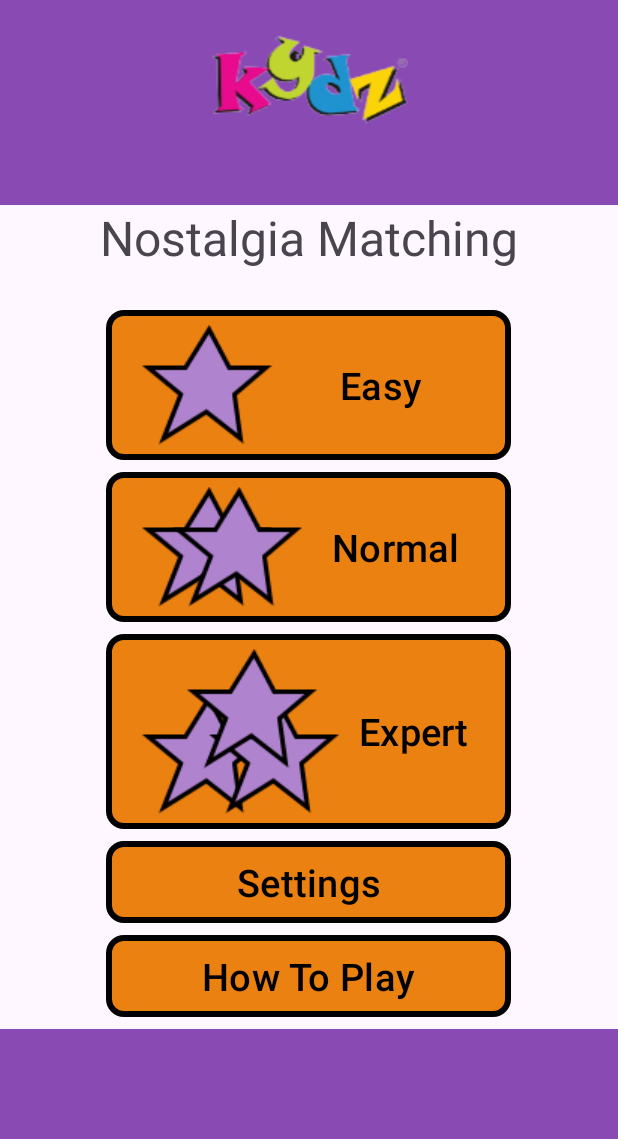
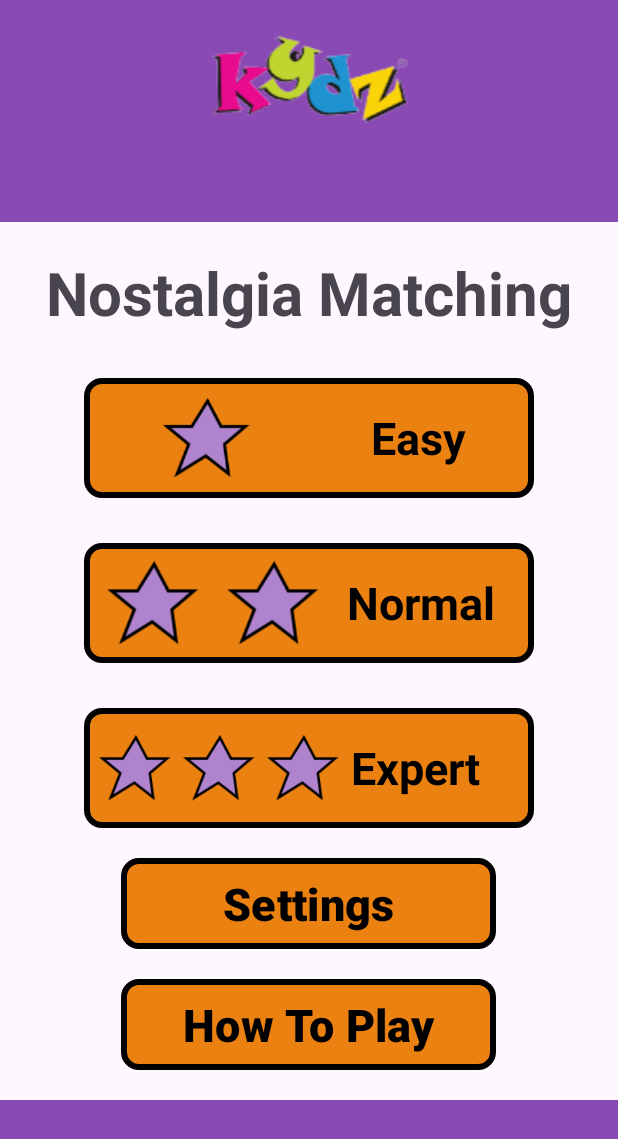
Before and after one commit to CheeChunWaiGabriel/NostalgiaMatchingFYP2024, an Android app: the screen it shows after launch (MainActivity), on a phone screen of 412 x 824 dp. Shown: the top 1139 px of the screen. Run offline under Robolectric (Android 15) with nearby library versions, the phone set to English and light mode, and no system bars.

Commit message:
edit home,EasyGame1

```diff
--- a/app/src/main/java/com/myapplicationdev/android/nostalgiamatchingfyp2024/MainActivity.java
+++ b/app/src/main/java/com/myapplicationdev/android/nostalgiamatchingfyp2024/MainActivity.java
@@ -14,9 +14,9 @@ public class MainActivity extends AppCompatActivity {
         setContentView(R.layout.activity_main);
 
         // Initialize buttons
-        Button easyButton = findViewById(R.id.easyButton);
-        Button mediumButton = findViewById(R.id.mediumButton);
-        Button hardButton = findViewById(R.id.hardButton);
+        View easyButton = findViewById(R.id.easyBtn);
+        View mediumButton = findViewById(R.id.normalBtn);
+        View hardButton = findViewById(R.id.expertBtn);
         Button settingsButton = findViewById(R.id.settingsButton);
         Button howToPlayButton = findViewById(R.id.howToPlayButton);
 
--- a/app/src/main/res/drawable/combined_icons_2.xml
+++ /dev/null
@@ -1,13 +0,0 @@
-<!-- res/drawable/combined_icons_2.xml -->
-<layer-list xmlns:android="http://schemas.android.com/apk/res/android">
-    <item android:left="0dp">
-        <bitmap
-            android:src="@drawable/star"
-            android:gravity="left|center_vertical" />
-    </item>
-    <item android:left="20dp">
-        <bitmap
-            android:src="@drawable/star"
-            android:gravity="left|center_vertical" />
-    </item>
-</layer-list>
--- a/app/src/main/res/drawable/combined_icons_3.xml
+++ /dev/null
@@ -1,21 +0,0 @@
-<!-- res/drawable/combined_icons_3.xml -->
-<layer-list xmlns:android="http://schemas.android.com/apk/res/android">
-    <!-- Bottom-left star -->
-    <item android:top="30dp" android:left="0dp">
-        <bitmap
-            android:src="@drawable/star"
-            android:gravity="left|top" />
-    </item>
-    <!-- Bottom-right star -->
-    <item android:top="30dp" android:left="45dp">
-        <bitmap
-            android:src="@drawable/star"
-            android:gravity="left|top" />
-    </item>
-    <!-- Top star -->
-    <item android:top="0dp" android:left="30dp">
-        <bitmap
-            android:src="@drawable/star"
-            android:gravity="left|top" />
-    </item>
-</layer-list>
--- a/app/src/main/res/layout/activity_main.xml
+++ b/app/src/main/res/layout/activity_main.xml
@@ -29,99 +29,49 @@
         android:id="@+id/titleTextView"
         android:layout_width="wrap_content"
         android:layout_height="wrap_content"
-        android:layout_marginTop="0dp"
-        android:layout_weight="0.01"
+        android:layout_marginTop="20dp"
         android:text="@string/Title"
-        android:textSize="32sp" />
+        android:textSize="40sp"
+        android:textStyle="bold" />
     <!-- Increased font size -->
 
     <!-- Button with one drawable -->
-    <Button
-        android:id="@+id/easyButton"
-        android:layout_width="270dp"
-        android:layout_height="wrap_content"
-        android:layout_marginLeft="20dp"
-        android:layout_marginRight="20dp"
-        android:layout_marginBottom="8dp"
-        android:layout_weight="0"
-        android:text="@string/easy"
-        android:textSize="25sp"
-        android:textColor="@color/black"
-        android:drawableLeft="@drawable/star"
-        android:drawablePadding="2dp"
-        app:backgroundTint="@null"
-        android:background="@drawable/orange_btn"
-        android:layout_gravity="center_horizontal" />
-
-    <!-- Button with two drawables -->
-    <Button
-        android:id="@+id/mediumButton"
-        android:layout_width="270dp"
-        android:layout_height="wrap_content"
-        android:layout_marginLeft="20dp"
-        android:layout_marginRight="20dp"
-        android:layout_marginBottom="8dp"
-        android:layout_weight="0"
-        android:text="@string/medium"
-        android:textSize="25sp"
-        android:textColor="@color/black"
-        android:drawableLeft="@drawable/combined_icons_2"
-        android:drawablePadding="2dp"
-        app:backgroundTint="@null"
-        android:background="@drawable/orange_btn"
-        android:layout_gravity="center_horizontal" />
-
-    <!-- Button with three drawables -->
-    <!-- Buttons for Settings and How to Play -->
-    <Button
-        android:id="@+id/hardButton"
-        android:layout_width="270dp"
-        android:layout_height="wrap_content"
-        android:layout_gravity="center_horizontal"
-        android:layout_marginLeft="20dp"
-        android:layout_marginRight="20dp"
-        android:layout_marginBottom="8dp"
-        android:layout_weight="0"
-        android:background="@drawable/orange_btn"
-        android:drawableLeft="@drawable/combined_icons_3"
-        android:drawablePadding="2dp"
-        android:text="@string/hard"
-        android:textColor="@color/black"
-        android:textSize="25sp"
-        app:backgroundTint="@null" />
+    <include layout="@layout/button_easy" />
+    <include layout="@layout/button_normal" />
+    <include layout="@layout/button_expert" />
 
     <Button
         android:id="@+id/settingsButton"
-        android:layout_width="270dp"
+        android:layout_width="250dp"
         android:layout_height="wrap_content"
-        android:layout_marginLeft="20dp"
-        android:layout_marginRight="20dp"
-        android:layout_marginBottom="8dp"
+        android:layout_gravity="center_horizontal"
+        android:layout_marginTop="20dp"
         android:layout_weight="0"
+        android:background="@drawable/orange_btn"
         android:text="@string/settings"
-        android:textSize="25sp"
         android:textColor="@color/black"
+        android:textSize="30sp"
         app:backgroundTint="@null"
-        android:background="@drawable/orange_btn"
-        android:layout_gravity="center_horizontal" />
+        android:textStyle="bold"/>
 
     <Button
         android:id="@+id/howToPlayButton"
-        android:layout_width="270dp"
+        android:layout_width="250dp"
         android:layout_height="wrap_content"
-        android:layout_marginLeft="20dp"
-        android:layout_marginRight="20dp"
-        android:layout_marginBottom="8dp"
+        android:layout_gravity="center_horizontal"
+        android:layout_marginTop="20dp"
+        android:layout_marginBottom="20dp"
         android:layout_weight="0"
+        android:background="@drawable/orange_btn"
         android:text="@string/instructions"
-        android:textSize="25sp"
         android:textColor="@color/black"
+        android:textSize="30sp"
         app:backgroundTint="@null"
-        android:background="@drawable/orange_btn"
-        android:layout_gravity="center_horizontal" />
+        android:textStyle="bold"/>
+
     <View
         android:layout_width="match_parent"
         android:layout_height="1dp"
-        android:layout_weight="0.05"
+        android:layout_weight="0.03"
         android:background="@color/bgPurple" />
 </LinearLayout>
--- /dev/null
+++ b/app/src/main/res/layout/button_easy.xml
@@ -0,0 +1,34 @@
+<?xml version="1.0" encoding="utf-8"?>
+<LinearLayout xmlns:android="http://schemas.android.com/apk/res/android"
+    android:id="@+id/easyBtn"
+    android:layout_width="300dp"
+    android:layout_height="80dp"
+    android:layout_marginTop="30dp"
+    android:background="@drawable/orange_btn"
+    android:clickable="true"
+    android:focusable="true"
+    android:gravity="center_vertical"
+    android:orientation="horizontal"
+    android:padding="8dp">
+
+    <ImageView
+        android:id="@+id/star_easy"
+        android:layout_width="match_parent"
+        android:layout_height="match_parent"
+        android:layout_marginEnd="8dp"
+        android:layout_weight="1"
+        android:padding="5dp"
+        android:src="@drawable/star" />
+
+    <TextView
+        android:id="@+id/text_easy"
+        android:layout_width="match_parent"
+        android:layout_height="match_parent"
+        android:layout_marginEnd="10dp"
+        android:layout_weight="1.2"
+        android:gravity="center_horizontal|center_vertical"
+        android:text="@string/easy"
+        android:textColor="@color/black"
+        android:textSize="30sp"
+        android:textStyle="bold" />
+</LinearLayout>
--- /dev/null
+++ b/app/src/main/res/layout/button_expert.xml
@@ -0,0 +1,48 @@
+<?xml version="1.0" encoding="utf-8"?>
+<LinearLayout xmlns:android="http://schemas.android.com/apk/res/android"
+    android:id="@+id/expertBtn"
+    android:layout_width="300dp"
+    android:layout_height="80dp"
+    android:layout_marginTop="30dp"
+    android:background="@drawable/orange_btn"
+    android:clickable="true"
+    android:focusable="true"
+    android:gravity="center_vertical"
+    android:orientation="horizontal"
+    android:padding="10dp">
+
+    <ImageView
+        android:id="@+id/star_expert"
+        android:layout_width="match_parent"
+        android:layout_height="match_parent"
+        android:layout_marginEnd="8dp"
+        android:layout_weight="1"
+        android:src="@drawable/star" />
+
+    <ImageView
+        android:id="@+id/star_expert2"
+        android:layout_width="match_parent"
+        android:layout_height="match_parent"
+        android:layout_marginEnd="8dp"
+        android:layout_weight="1"
+        android:src="@drawable/star" />
+
+    <ImageView
+        android:id="@+id/star_expert3"
+        android:layout_width="match_parent"
+        android:layout_height="match_parent"
+        android:layout_marginEnd="8dp"
+        android:layout_weight="1"
+        android:src="@drawable/star" />
+
+    <TextView
+        android:id="@+id/text_expert"
+        android:layout_width="match_parent"
+        android:layout_height="match_parent"
+        android:layout_weight="0.75"
+        android:gravity="center_vertical"
+        android:text="@string/hard"
+        android:textColor="@color/black"
+        android:textSize="30sp"
+        android:textStyle="bold" />
+</LinearLayout>
--- /dev/null
+++ b/app/src/main/res/layout/button_normal.xml
@@ -0,0 +1,43 @@
+<?xml version="1.0" encoding="utf-8"?>
+<LinearLayout xmlns:android="http://schemas.android.com/apk/res/android"
+    android:id="@+id/normalBtn"
+    android:layout_width="300dp"
+    android:layout_height="80dp"
+    android:layout_marginTop="30dp"
+    android:background="@drawable/orange_btn"
+    android:clickable="true"
+    android:focusable="true"
+    android:gravity="center_vertical"
+    android:orientation="horizontal"
+    android:padding="10dp">
+
+    <ImageView
+        android:id="@+id/star_normal"
+        android:layout_width="match_parent"
+        android:layout_height="match_parent"
+        android:layout_marginEnd="8dp"
+        android:layout_weight="1"
+        android:padding="2dp"
+        android:src="@drawable/star" />
+
+    <ImageView
+        android:id="@+id/star_normal2"
+        android:layout_width="match_parent"
+        android:layout_height="match_parent"
+        android:layout_marginEnd="8dp"
+        android:layout_weight="1"
+        android:padding="2dp"
+        android:src="@drawable/star" />
+
+    <TextView
+        android:id="@+id/text_normal"
+        android:layout_width="match_parent"
+        android:layout_height="match_parent"
+        android:layout_marginEnd="10dp"
+        android:layout_weight="0.8"
+        android:gravity="center_horizontal|center_vertical"
+        android:text="@string/medium"
+        android:textColor="@color/black"
+        android:textSize="30sp"
+        android:textStyle="bold" />
+</LinearLayout>
```
Also changed, not shown: app/src/main/res/layout/activity_easy_game1.xml (+74 -25 lines), app/src/main/res/layout/activity_setting.xml (+6 -6 lines), app/src/main/res/drawable/blackoutline_bg.xml (renamed from app/src/main/res/drawable/lang_selection_btn.xml).
